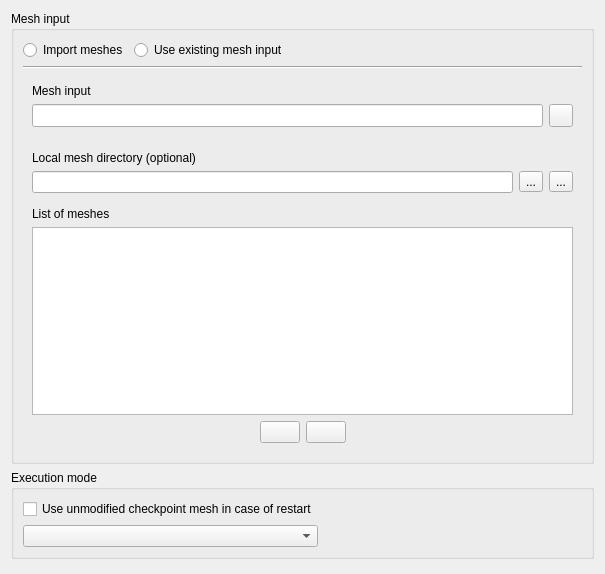
Old version of the form gui/Pages/SolutionDomainForm.ui in the repository code-saturne/code_saturne.
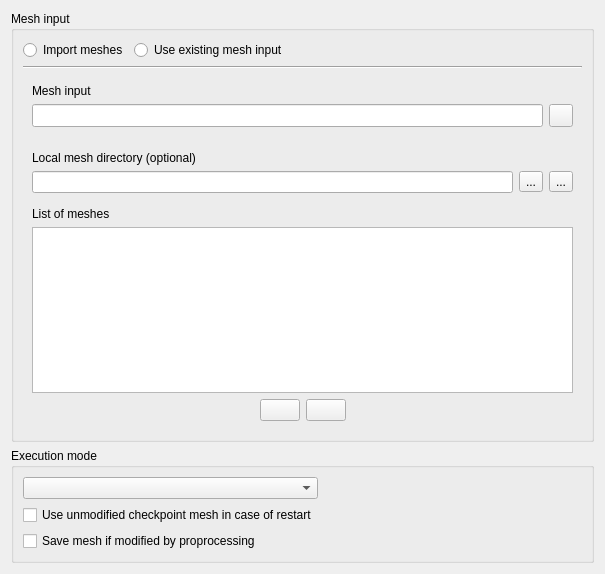
New version of the form. Icons and pictures are not drawn.

Commit message:
Allow easier deactivation of preprocessed mesh save.
Cherry-picked from commit 65244c9 on master.

What changed in the file:
```diff
--- a/gui/Pages/SolutionDomainForm.ui
+++ b/gui/Pages/SolutionDomainForm.ui
@@ -360,7 +360,7 @@
         </property>
        </spacer>
       </item>
-      <item row="0" column="0">
+      <item row="2" column="0">
        <widget class="QCheckBox" name="checkBoxMeshRestart">
         <property name="toolTip">
          <string>&lt;html&gt;&lt;head/&gt;&lt;body&gt;&lt;p&gt;In case of restart, automatically use the mesh_input from the matching checkpoint,&lt;/p&gt;&lt;p&gt;and skip all preprocessing modifications.&lt;/p&gt;&lt;/body&gt;&lt;/html&gt;</string>
@@ -370,6 +370,16 @@
         </property>
        </widget>
       </item>
+      <item row="3" column="0">
+       <widget class="QCheckBox" name="checkBoxMeshSave">
+        <property name="toolTip">
+         <string>&lt;html&gt;&lt;head/&gt;&lt;body&gt;&lt;p&gt;If preprocessing leads to mesh modification, save mesh_output for subsequent runs.&lt;/p&gt;&lt;p&gt;(mesh_output is moved to checkpoint/mesh_input at the first checkpoint output).&lt;/p&gt;&lt;/body&gt;&lt;/html&gt;</string>
+        </property>
+        <property name="text">
+         <string>Save mesh if modified by proprocessing</string>
+        </property>
+       </widget>
+      </item>
      </layout>
     </widget>
    </item>
```
The commit also changes 10 other files.
